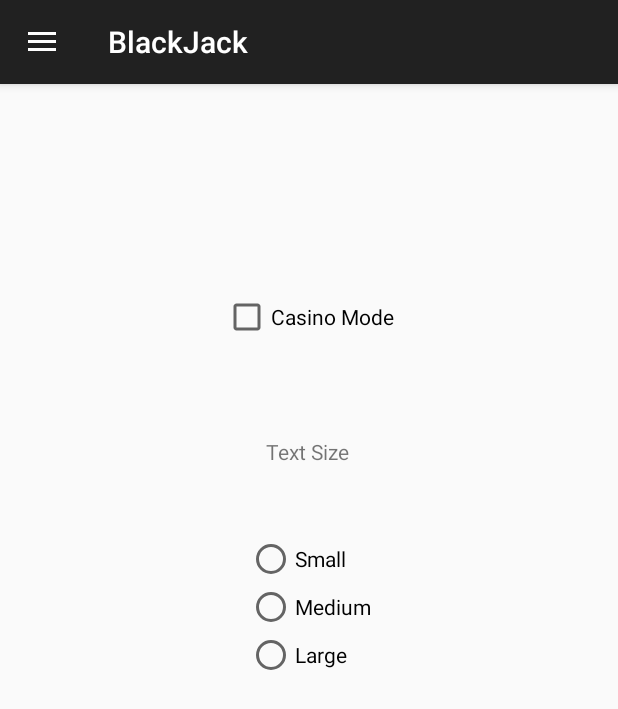
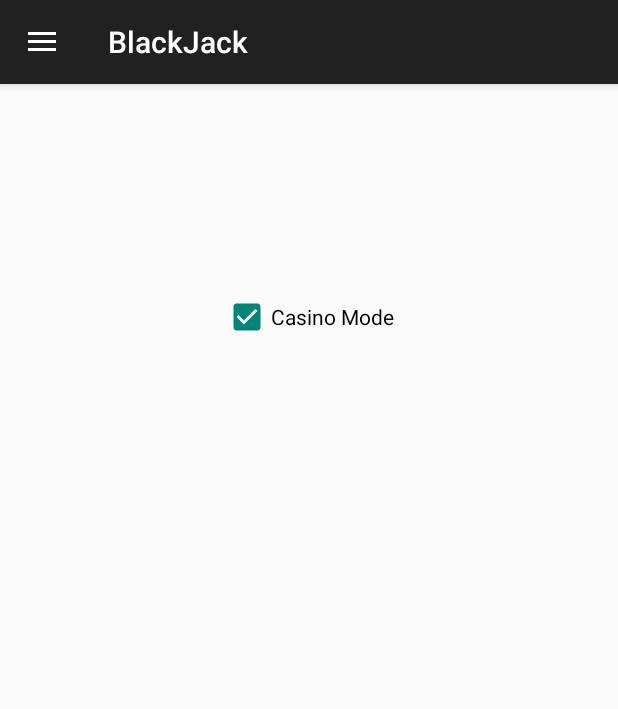
Before and after one commit to KalebBrommerich/CS345, an Android app: the fragment Settings placed in its activity, in the side drawer, after a tap on "Settings", on a phone screen of 412 x 824 dp. Shown: the top 709 px of the screen. Run offline under Robolectric (Android 15) with nearby library versions, the phone set to English and light mode, and no system bars.

Commit message:
Start on casino mode, removed text size, olaystore intent

```diff
--- a/app/src/main/java/com/example/cs345finalproject/Game.kt
+++ b/app/src/main/java/com/example/cs345finalproject/Game.kt
@@ -17,8 +17,4 @@ class Game: Fragment() {
         val view = inflater.inflate(R.layout.game,container,false)
         return view
     }
-
-    override fun onResume() {
-        super.onResume()
-    }
 }
--- a/app/src/main/java/com/example/cs345finalproject/MainActivity.kt
+++ b/app/src/main/java/com/example/cs345finalproject/MainActivity.kt
@@ -1,16 +1,20 @@
 package com.example.cs345finalproject
 
+import android.content.Intent
+import android.net.Uri
 import android.os.Bundle
 import android.util.Log
 import android.view.MenuItem
 import android.view.View
 import android.widget.Button
+import android.widget.CheckBox
 import android.widget.ImageView
 import android.widget.LinearLayout
 import android.widget.Toast
 import androidx.activity.enableEdgeToEdge
 import androidx.appcompat.app.ActionBarDrawerToggle
 import androidx.appcompat.app.AppCompatActivity
+import androidx.constraintlayout.widget.ConstraintLayout
 import androidx.core.view.GravityCompat
 import androidx.core.view.children
 import androidx.core.view.isVisible
@@ -24,6 +28,7 @@ class MainActivity : AppCompatActivity(), NavigationView.OnNavigationItemSelecte
     private lateinit var deck: MutableList<Card>
     private lateinit var playerHand: MutableList<Card>
     private lateinit var dealerHand: MutableList<Card>
+    private var casinoMode = false;
     private var playerAceCount = 0
     private var dealerAceCount = 0
     private var playerScore = 0
@@ -72,14 +77,16 @@ class MainActivity : AppCompatActivity(), NavigationView.OnNavigationItemSelecte
                 supportFragmentManager.beginTransaction().replace(R.id.framelayout,HowToPlay()).commit()
             }
             R.id.game -> {
-                supportFragmentManager.beginTransaction().replace(R.id.framelayout,Game()).commit()
+                supportFragmentManager.beginTransaction().replace(R.id.framelayout,Game()).commitNow()
+                //make a way to restore the game if nav away? viewmodel?
             }
             R.id.settings -> {
-                supportFragmentManager.beginTransaction().replace(R.id.framelayout,Settings()).commit()
+                supportFragmentManager.beginTransaction().replace(R.id.framelayout,Settings()).commitNow()
+                findViewById<CheckBox>(R.id.casinoModeCheckbox).isChecked = casinoMode
             }
             R.id.addMoreChips -> {
                 //Intent for google play store?
-
+                startActivity(Intent(Intent.ACTION_VIEW, Uri.parse("https://play.google.com/store/")))
             }
         }
         drawerLayout.closeDrawer(GravityCompat.START)
@@ -165,10 +172,25 @@ class MainActivity : AppCompatActivity(), NavigationView.OnNavigationItemSelecte
         findViewById<ImageView>(R.id.dealerCard1).setImageResource(dealerHand[0].getImageResource(this))
 
         //dealer gets cards if the player hasn't busted and dealer is below 17
-        while (reduceDealerAce() < 17 && reducePlayerAce() <= 21){
-            addCardToView(false, getCard())
+        if(casinoMode){
+            //give the player a "realistic" game that happens in a casino
+            if(reducePlayerAce() > reduceDealerAce()){
+             if(reduceDealerAce() >= 17){
+                 //dealer has 17 or more, adjust hidden card to "give the house and edge"
+                 dealerScore -= dealerHand[0].getNumberValue()
+                 dealerHand[0] = getCard()
+                 dealerScore += dealerHand[0].getNumberValue()
+             }else{
+                 //dealer can still hit,
+
+             }
+            }//don't need to do anything
+        }else{
+            //don't rig the game
+            while (reduceDealerAce() < 17 && reducePlayerAce() <= 21){
+                addCardToView(false, getCard())
+            }
         }
-
         endGame() //determines who won the game
 
         //After game has finished
@@ -193,6 +215,7 @@ class MainActivity : AppCompatActivity(), NavigationView.OnNavigationItemSelecte
 
     fun casinoModeToggled(v: View){
         Toast.makeText(this, "casino mode toggle", Toast.LENGTH_SHORT).show()
+        casinoMode = findViewById<CheckBox>(R.id.casinoModeCheckbox).isChecked
     }
 
     fun textSizeUpdated(v: View){
--- a/app/src/main/res/layout/settings.xml
+++ b/app/src/main/res/layout/settings.xml
@@ -6,17 +6,6 @@
     android:id="@+id/settings"
     android:layout_width="match_parent"
     android:layout_height="match_parent">
-
-    <TextView
-        android:id="@+id/textSizeTextBox"
-        android:layout_width="wrap_content"
-        android:layout_height="wrap_content"
-        android:layout_marginTop="64dp"
-        android:text="@string/textSize"
-        app:layout_constraintEnd_toEndOf="parent"
-        app:layout_constraintHorizontal_bias="0.498"
-        app:layout_constraintStart_toStartOf="parent"
-        app:layout_constraintTop_toBottomOf="@+id/casinoModeCheckbox" />
 
     <CheckBox
         android:id="@+id/casinoModeCheckbox"
@@ -31,40 +20,4 @@
         app:layout_constraintTop_toTopOf="parent"
         app:layout_constraintVertical_bias="0.247" />
 
-    <RadioGroup
-        android:layout_width="wrap_content"
-        android:layout_height="wrap_content"
-        app:layout_constraintBottom_toBottomOf="parent"
-        app:layout_constraintEnd_toEndOf="parent"
-        app:layout_constraintStart_toStartOf="parent"
-        app:layout_constraintTop_toBottomOf="@+id/textSizeTextBox"
-        app:layout_constraintVertical_bias="0.111">
-
-        <RadioButton
-            android:id="@+id/smallText"
-            android:layout_width="wrap_content"
-            android:layout_height="wrap_content"
-            android:onClick="textSizeUpdated"
-            android:text="@string/small"
-            tools:layout_editor_absoluteX="83dp"
-            tools:layout_editor_absoluteY="581dp" />
-
-        <RadioButton
-            android:id="@+id/mediumText"
-            android:layout_width="wrap_content"
-            android:layout_height="wrap_content"
-            android:onClick="textSizeUpdated"
-            android:text="@string/medium"
-            tools:layout_editor_absoluteX="83dp"
-            tools:layout_editor_absoluteY="581dp" />
-
-        <RadioButton
-            android:id="@+id/largeText"
-            android:layout_width="wrap_content"
-            android:layout_height="wrap_content"
-            android:onClick="textSizeUpdated"
-            android:text="@string/large"
-            tools:layout_editor_absoluteX="83dp"
-            tools:layout_editor_absoluteY="581dp" />
-    </RadioGroup>
 </androidx.constraintlayout.widget.ConstraintLayout>
```
